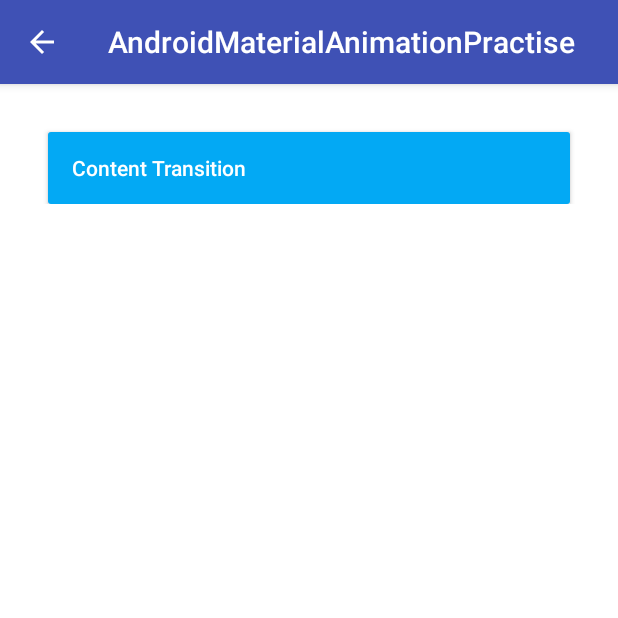
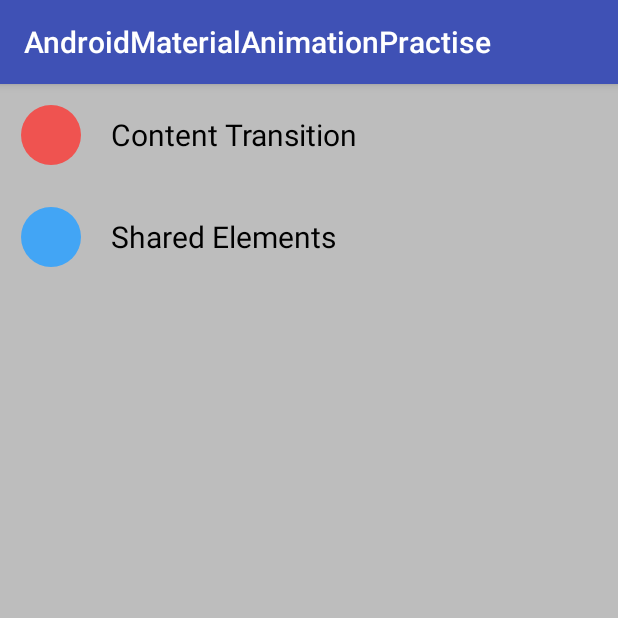
Before and after one commit to SherlockShi/AndroidMaterialAnimationPractise, an Android app: the screen it shows after launch (MainActivity), on a phone screen of 412 x 824 dp, the top half of it. Run offline under Robolectric (Android 15) with nearby library versions, the phone set to English and light mode, and no system bars.

Commit message:
upload 【Material Animations 2：Shared Elements Transitions】 code

```diff
--- a/app/src/main/AndroidManifest.xml
+++ b/app/src/main/AndroidManifest.xml
@@ -18,6 +18,7 @@
 
         <activity android:name=".ContentTransitionActivityA"/>
         <activity android:name=".ContentTransitionActivityB"/>
+        <activity android:name=".SharedElementsActivity"/>
     </application>
 
 </manifest>
--- a/app/src/main/java/com/sherlockshi/androidmaterialanimationpractise/ContentTransitionActivityA.java
+++ b/app/src/main/java/com/sherlockshi/androidmaterialanimationpractise/ContentTransitionActivityA.java
@@ -1,7 +1,6 @@
 package com.sherlockshi.androidmaterialanimationpractise;
 
 import android.content.Intent;
-import android.graphics.Color;
 import android.os.Build;
 import android.os.Bundle;
 import android.support.annotation.Nullable;
@@ -31,7 +30,7 @@ public class ContentTransitionActivityA extends BaseSampleActivity {
 
         setContentView(R.layout.activity_content_trnasition_a);
 
-        mToolbar.setBackgroundColor(Color.parseColor("#42A5F5"));
+        mToolbar.setBackgroundColor(getResources().getColor(R.color.blue));
 
 //        setupWindowAnimations();
     }
--- a/app/src/main/java/com/sherlockshi/androidmaterialanimationpractise/ContentTransitionActivityB.java
+++ b/app/src/main/java/com/sherlockshi/androidmaterialanimationpractise/ContentTransitionActivityB.java
@@ -1,6 +1,5 @@
 package com.sherlockshi.androidmaterialanimationpractise;
 
-import android.graphics.Color;
 import android.os.Build;
 import android.os.Bundle;
 import android.support.annotation.Nullable;
@@ -29,7 +28,7 @@ public class ContentTransitionActivityB extends BaseSampleActivity {
 
         setContentView(R.layout.activity_content_trnasition_b);
 
-        mToolbar.setBackgroundColor(Color.parseColor("#ef5350"));
+        mToolbar.setBackgroundColor(getResources().getColor(R.color.red));
 
 //        setupWindowAnimations();
     }
--- /dev/null
+++ b/app/src/main/res/drawable/circle_blue.xml
@@ -0,0 +1,9 @@
+<vector xmlns:android="http://schemas.android.com/apk/res/android"
+        android:width="24dp"
+        android:height="24dp"
+        android:viewportWidth="24.0"
+        android:viewportHeight="24.0">
+    <path
+        android:fillColor="@color/blue"
+        android:pathData="M12,12m-10,0a10,10 0,1 1,20 0a10,10 0,1 1,-20 0"/>
+</vector>
--- /dev/null
+++ b/app/src/main/res/drawable/circle_red.xml
@@ -0,0 +1,9 @@
+<vector xmlns:android="http://schemas.android.com/apk/res/android"
+        android:width="24dp"
+        android:height="24dp"
+        android:viewportWidth="24.0"
+        android:viewportHeight="24.0">
+    <path
+        android:fillColor="@color/red"
+        android:pathData="M12,12m-10,0a10,10 0,1 1,20 0a10,10 0,1 1,-20 0"/>
+</vector>
--- a/app/src/main/res/layout/activity_base.xml
+++ b/app/src/main/res/layout/activity_base.xml
@@ -15,7 +15,7 @@
             android:layout_width="match_parent"
             android:layout_height="?attr/actionBarSize"
             android:background="@color/colorPrimary"
-            app:layout_scrollFlags="scroll|enterAlways"
+            android:elevation="4dp"
             android:minHeight="?attr/actionBarSize" />
 
     </android.support.design.widget.AppBarLayout>
@@ -24,6 +24,7 @@
         android:id="@+id/nsv_content"
         android:layout_width="match_parent"
         android:layout_height="match_parent"
+        android:background="#BDBDBD"
         app:layout_behavior="@string/appbar_scrolling_view_behavior">
     </android.support.v4.widget.NestedScrollView>
 
--- a/app/src/main/res/layout/activity_main.xml
+++ b/app/src/main/res/layout/activity_main.xml
@@ -3,18 +3,70 @@
     xmlns:tools="http://schemas.android.com/tools"
     android:layout_width="match_parent"
     android:layout_height="match_parent"
-    android:paddingBottom="@dimen/activity_vertical_margin"
-    android:paddingLeft="@dimen/activity_horizontal_margin"
-    android:paddingRight="@dimen/activity_horizontal_margin"
-    android:paddingTop="@dimen/activity_vertical_margin"
+    xmlns:app="http://schemas.android.com/apk/res-auto"
     android:orientation="vertical"
     tools:context="com.sherlockshi.androidmaterialanimationpractise.base.MainActivity">
 
-    <Button
+    <LinearLayout
         android:layout_width="match_parent"
         android:layout_height="wrap_content"
-        style="@style/ButtonStyle"
-        android:text="@string/activity_main_content_transition"
-        android:onClick="jumpToContentTransitionActivity"/>
+        android:gravity="center_vertical"
+        android:padding="10dp"
+        android:orientation="horizontal"
+        android:onClick="jumpToContentTransitionActivity">
+
+        <ImageView
+            android:layout_width="48dp"
+            android:layout_height="48dp"
+            android:src="@drawable/circle_red" />
+
+        <TextView
+            android:layout_width="wrap_content"
+            android:layout_height="wrap_content"
+            android:layout_marginLeft="@dimen/activity_horizontal_margin"
+            android:text="@string/activity_main_content_transition"
+            android:textSize="20sp"
+            android:textColor="@android:color/black"/>
+    </LinearLayout>
+
+    <LinearLayout
+        android:layout_width="match_parent"
+        android:layout_height="wrap_content"
+        android:gravity="center_vertical"
+        android:padding="10dp"
+        android:orientation="horizontal"
+        android:onClick="jumpToSharedElementsActivity">
+
+        <ImageView
+            android:id="@+id/iv_square_blue"
+            android:layout_width="48dp"
+            android:layout_height="48dp"
+            android:src="@drawable/circle_blue"
+            android:transitionName="@string/transition_name_square_blue"/>
+
+        <TextView
+            android:id="@+id/tv_element_title"
+            android:layout_width="wrap_content"
+            android:layout_height="wrap_content"
+            android:layout_marginLeft="@dimen/activity_horizontal_margin"
+            android:text="@string/activity_main_shared_elements"
+            android:textSize="20sp"
+            android:textColor="@android:color/black"
+            android:transitionName="@string/transition_name_element_title"/>
+    </LinearLayout>
+
+    <!--<Button-->
+        <!--android:layout_width="match_parent"-->
+        <!--android:layout_height="wrap_content"-->
+        <!--style="@style/ButtonStyle"-->
+        <!--android:text="@string/activity_main_content_transition"/>-->
+
+    <!--<Button-->
+        <!--android:layout_width="match_parent"-->
+        <!--android:layout_height="wrap_content"-->
+        <!--style="@style/ButtonStyle"-->
+        <!--android:text="@string/activity_main_shared_elements"-->
+        <!--android:onClick="jumpToContentTransitionActivity"/>-->
+
 
 </LinearLayout>
--- /dev/null
+++ b/app/src/main/res/transition-v21/def_transition.xml
@@ -0,0 +1,7 @@
+<?xml version="1.0" encoding="utf-8"?>
+<transitionSet xmlns:android="http://schemas.android.com/apk/res/android">
+    <changeBounds/>
+    <changeTransform/>
+    <changeClipBounds/>
+    <changeImageTransform/>
+</transitionSet>
--- a/app/src/main/res/values-v21/styles.xml
+++ b/app/src/main/res/values-v21/styles.xml
@@ -10,12 +10,30 @@
         <item name="colorPrimaryDark">@color/colorPrimaryDark</item>
         <item name="colorAccent">@color/colorAccent</item>
 
+        <!-- Content Transitions -->
+        <item name="android:windowContentTransitions">true</item>
 
         <item name="android:windowExitTransition">@android:transition/slide_left</item>
         <item name="android:windowReenterTransition">@android:transition/slide_left</item>
 
         <item name="android:windowEnterTransition">@android:transition/slide_right</item>
         <item name="android:windowReturnTransition">@android:transition/slide_right</item>
+
+        <!-- Shared Elements -->
+        <!--<item name="android:windowSharedElementExitTransition">@android:transition/move</item>-->
+        <!--<item name="android:windowSharedElementReenterTransition">@android:transition/move</item>-->
+
+        <!--<item name="android:windowSharedElementEnterTransition">@android:transition/move</item>-->
+        <!--<item name="android:windowSharedElementReturnTransition">@android:transition/move</item>-->
+
+        <item name="android:windowSharedElementExitTransition">@transition/def_transition</item>
+        <item name="android:windowSharedElementReenterTransition">@transition/def_transition</item>
+
+        <item name="android:windowSharedElementEnterTransition">@transition/def_transition</item>
+        <item name="android:windowSharedElementReturnTransition">@transition/def_transition</item>
+
+        <item name="android:windowAllowEnterTransitionOverlap">true</item>
+        <item name="android:windowAllowReturnTransitionOverlap">true</item>
     </style>
 
 </resources>
--- a/app/src/main/res/values/colors.xml
+++ b/app/src/main/res/values/colors.xml
@@ -7,4 +7,9 @@
     <color name="buttonColorPrimary">#03A9F4</color>
     <color name="buttonColorPrimaryDark">#0288D1</color>
     <color name="buttonColorDisable">#4003A9F4</color>
+
+    <color name="red">#EF5350</color>
+    <color name="blue">#42A5F5</color>
+    <color name="green">#4CAF50</color>
+    <color name="orange">#FFA726</color>
 </resources>
--- a/app/src/main/res/values/strings.xml
+++ b/app/src/main/res/values/strings.xml
@@ -3,4 +3,7 @@
 
     <string name="activity_main_content_transition">Content Transition</string>
     <string name="activity_main_shared_elements">Shared Elements</string>
+
+    <string name="transition_name_square_blue">square_blue</string>
+    <string name="transition_name_element_title">element_title</string>
 </resources>
```
Also changed, not shown: app/src/main/java/com/sherlockshi/androidmaterialanimationpractise/SharedElementsActivity.java (added, +32 -0 lines), app/src/main/java/com/sherlockshi/androidmaterialanimationpractise/base/MainActivity.java (+31 -0 lines), app/src/main/res/drawable/circle_green.xml (added, +9 -0 lines), app/src/main/res/drawable/circle_orange.xml (added, +9 -0 lines), app/src/main/res/layout/activity_shared_elements.xml (added, +35 -0 lines), app/src/main/res/transition-v21/changebounds_with_arcmotion.xml (added, +14 -0 lines), 1 other file.
